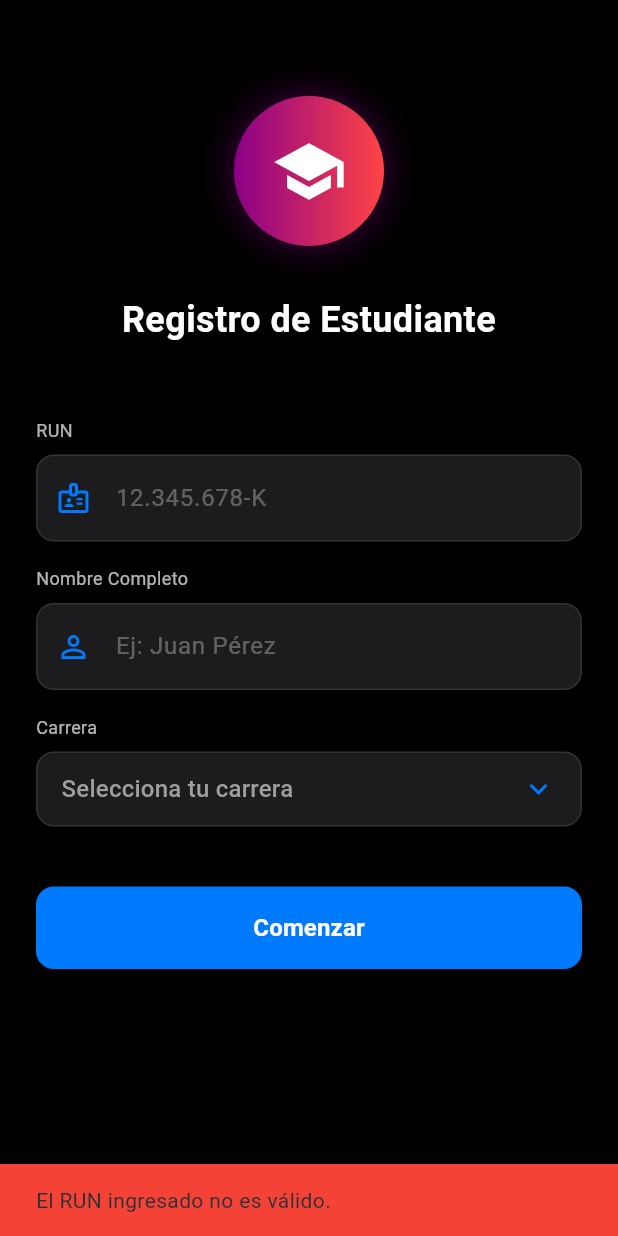
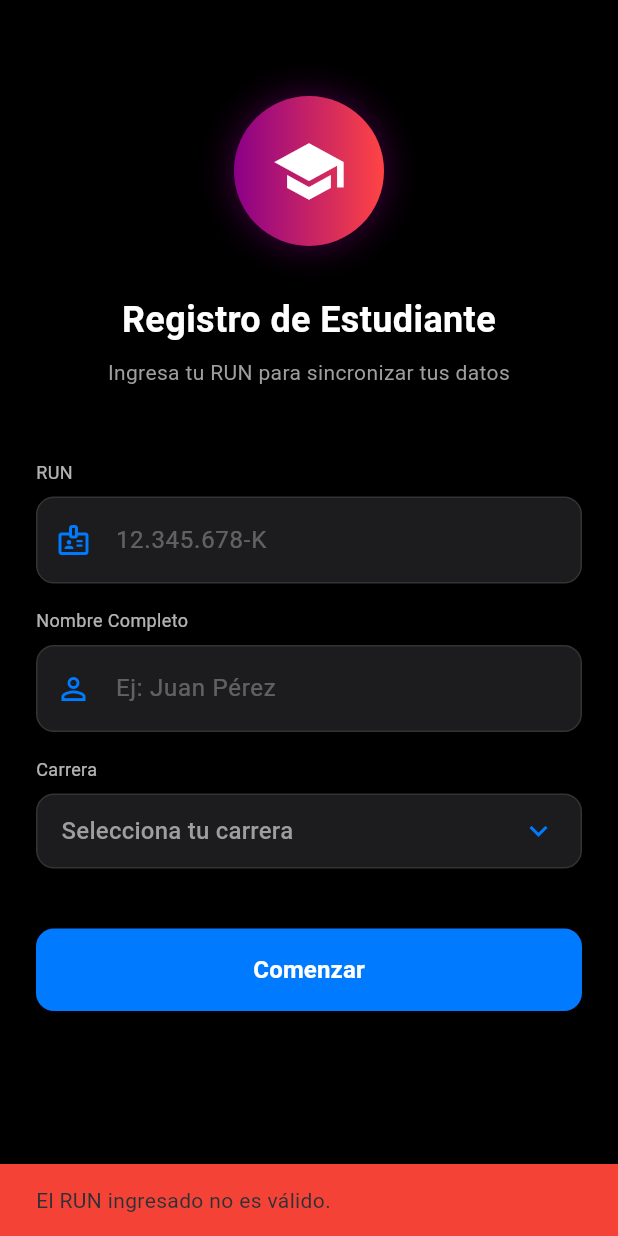
Before and after one commit to jarayaa/sistema-gestion-academica, a Flutter app: the screen it shows after launch, after a tap on "Comenzar", on a phone screen of 412 x 824 dp. Run offline on Flutter 3.47's test engine with Material 3 defaults, Android fonts, the light colour scheme and no system bars; our stand-ins replace firebase_auth, firebase_core, firebase_database, package_info_plus, shared_preferences; missing offline and left inert: firebase_app_check; accounts and stored records are empty; network calls fail.

Commit message:
commit	"modified:   android/app/build.gradle.kts" commit	"modified:   lib/main.dart" commit	"modified:   lib/screens/seleccion_carrera_screen.dart" commit	"modified:   lib/screens/splash_screen.dart"" commit	"new file:   lib/services/realtime_db_service.dart" commit	"modified:   pubspec.lock"" commit	"modified:   pubspec.yaml"

```diff
--- a/lib/main.dart
+++ b/lib/main.dart
@@ -10,9 +10,26 @@ import 'services/github_api_service.dart';
 import 'screens/seleccion_carrera_screen.dart';
 import 'screens/splash_screen.dart';
 
+// Firebase Core y App Check
+import 'package:firebase_core/firebase_core.dart';
+import 'package:firebase_app_check/firebase_app_check.dart';
+
 void main() async {
   WidgetsFlutterBinding.ensureInitialized();
+
+  // Bloquear orientación vertical
   await SystemChrome.setPreferredOrientations([DeviceOrientation.portraitUp]);
+
+  // 1. Inicializar Firebase
+  await Firebase.initializeApp();
+
+  // 2. Activar App Check (Seguridad Nivel 3)
+  // Usamos AndroidProvider.debug para desarrollo.
+  // Para producción, cambiar a AndroidProvider.playIntegrity
+  await FirebaseAppCheck.instance.activate(
+    androidProvider: AndroidProvider.debug,
+  );
+
   runApp(const GestionAcademicaApp());
 }
 
@@ -22,7 +39,7 @@ class GestionAcademicaApp extends StatelessWidget {
   @override
   Widget build(BuildContext context) {
     return MaterialApp(
-      title: 'Sistema de Gestión Académica', // 1. Nombre corregido
+      title: 'Sistema de Gestión Académica',
       debugShowCheckedModeBanner: false,
       themeMode: ThemeMode.dark,
       darkTheme: ThemeData(
@@ -199,7 +216,7 @@ class _HomePageState extends State<HomePage> {
     try {
       final authService = await AuthService.init();
 
-      // 2. Validación de persistencia: Si no hay usuario, volver al inicio
+      // Validación de persistencia: Si no hay usuario, volver al inicio
       if (!authService.isUsuarioRegistrado()) {
         if(mounted) Navigator.of(context).pushReplacementNamed('/seleccion-carrera');
         return;
@@ -282,7 +299,7 @@ class _HomePageState extends State<HomePage> {
     }
   }
 
-  // 3. Botón y lógica para borrar todo
+  // Botón y lógica para borrar todo
   Future<void> _borrarTodoYSalir() async {
     final confirm = await showDialog<bool>(
       context: context,
@@ -308,7 +325,7 @@ class _HomePageState extends State<HomePage> {
 
     if (confirm == true) {
       final authService = await AuthService.init();
-      await authService.borrarTodo(); // Asegúrate de haber implementado esto en AuthService
+      await authService.borrarTodo();
 
       if (mounted) {
         // Redirigir y limpiar el historial de navegación
@@ -664,7 +681,6 @@ class _AsignaturasPageState extends State<AsignaturasPage> {
   }
 
   Widget _buildAsignaturaCard(BuildContext context, Asignatura asignatura, double? promedio) {
-    // Definimos colores y textos directamente basados en el promedio
     final Color badgeBgColor = promedio == null
         ? const Color(0xFF3A3A3C)
         : (promedio >= 3.95 ? const Color(0xFF34C759).withValues(alpha: 0.2) : const Color(0xFFFF3B30).withValues(alpha: 0.2));
@@ -701,7 +717,7 @@ class _AsignaturasPageState extends State<AsignaturasPage> {
                   ),
                   child: Center(
                     child: Text(
-                      asignatura.codigo.split(RegExp(r'\d')).first, // Solo letras del código
+                      asignatura.codigo.split(RegExp(r'\d')).first,
                       style: const TextStyle(
                         color: Color(0xFF007AFF),
                         fontWeight: FontWeight.bold,
@@ -802,7 +818,7 @@ class _CalculadoraPageState extends State<CalculadoraPage> {
   void _inicializarControladores() {
     _notasControllers.clear();
     _porcentajesControllers.clear();
-    for (int i = 0; i < 10; i++) { // Max 10 notas
+    for (int i = 0; i < 10; i++) {
       _notasControllers.add(TextEditingController());
       _porcentajesControllers.add(TextEditingController());
     }
--- a/lib/screens/seleccion_carrera_screen.dart
+++ b/lib/screens/seleccion_carrera_screen.dart
@@ -1,6 +1,7 @@
 import 'package:flutter/material.dart';
 import '../services/github_api_service.dart';
 import '../services/auth_service.dart';
+import '../services/realtime_db_service.dart';
 import '../utils/rut_validator.dart';
 
 class SeleccionCarreraScreen extends StatefulWidget {
@@ -11,14 +12,19 @@ class SeleccionCarreraScreen extends StatefulWidget {
 }
 
 class _SeleccionCarreraScreenState extends State<SeleccionCarreraScreen> {
+  // Servicios
   final GitHubApiService _apiService = GitHubApiService();
+  final RealtimeDBService _dbService = RealtimeDBService();
+
+  // Controladores
   final TextEditingController _runController = TextEditingController();
   final TextEditingController _nombreController = TextEditingController();
 
+  // Estado
   List<Map<String, dynamic>> _carreras = [];
   String? _carreraSeleccionada;
   bool _cargando = true;
-  String? _carreraPreviaId;
+  String? _carreraPreviaId; // Para resaltar la carrera si el usuario ya existe
 
   @override
   void initState() {
@@ -26,6 +32,7 @@ class _SeleccionCarreraScreenState extends State<SeleccionCarreraScreen> {
     _cargarCarreras();
   }
 
+  /// Carga la lista de carreras desde el JSON en GitHub
   Future<void> _cargarCarreras() async {
     setState(() => _cargando = true);
     try {
@@ -38,9 +45,7 @@ class _SeleccionCarreraScreenState extends State<SeleccionCarreraScreen> {
       }
     } catch (e) {
       if (mounted) {
-        setState(() {
-          _cargando = false;
-        });
+        setState(() => _cargando = false);
         ScaffoldMessenger.of(context).showSnackBar(
           SnackBar(content: Text('Error al cargar carreras: $e')),
         );
@@ -48,17 +53,20 @@ class _SeleccionCarreraScreenState extends State<SeleccionCarreraScreen> {
     }
   }
 
+  /// Detecta cambios en el RUT para buscar en Firebase Realtime Database
   Future<void> _onRutChanged(String val) async {
-    if (val.length < 8) return;
+    if (val.length < 8) return; // Optimización básica para no consultar con textos muy cortos
 
     if (RutValidator.esValido(val)) {
-      final estudiante = await _apiService.buscarEstudiantePorRut(val);
+      // Consultamos a Firebase
+      final estudiante = await _dbService.obtenerEstudiante(val);
 
       if (estudiante != null && mounted) {
         setState(() {
-          _nombreController.text = estudiante['nombre'];
+          _nombreController.text = estudiante['nombre'] ?? '';
           _carreraPreviaId = estudiante['carrera_id'];
 
+          // Si la carrera del estudiante está en la lista actual, la seleccionamos automáticamente
           if (_carreras.any((c) => c['id'] == _carreraPreviaId)) {
             _carreraSeleccionada = _carreraPreviaId;
           }
@@ -66,8 +74,8 @@ class _SeleccionCarreraScreenState extends State<SeleccionCarreraScreen> {
 
         ScaffoldMessenger.of(context).showSnackBar(
           const SnackBar(
-            content: Text('¡Bienvenido de nuevo! Datos encontrados.'),
-            backgroundColor: Color(0xFF34C759),
+            content: Text('¡Bienvenido de nuevo! Datos recuperados de la nube.'),
+            backgroundColor: Color(0xFF34C759), // Verde iOS
             duration: Duration(seconds: 2),
           ),
         );
@@ -75,9 +83,11 @@ class _SeleccionCarreraScreenState extends State<SeleccionCarreraScreen> {
     }
   }
 
+  /// Registra al usuario localmente y en Firebase
   Future<void> _registrarUsuario() async {
     final rut = _runController.text;
 
+    // 1. Validar RUT
     if (!RutValidator.esValido(rut)) {
       ScaffoldMessenger.of(context).showSnackBar(
         const SnackBar(
@@ -88,21 +98,34 @@ class _SeleccionCarreraScreenState extends State<SeleccionCarreraScreen> {
       return;
     }
 
+    // 2. Validar campos vacíos
     if (_nombreController.text.isEmpty || _carreraSeleccionada == null) {
       ScaffoldMessenger.of(context).showSnackBar(
-        const SnackBar(content: Text('Complete todos los campos'), backgroundColor: Colors.red),
+        const SnackBar(
+          content: Text('Por favor, complete todos los campos'),
+          backgroundColor: Colors.red
+        ),
       );
       return;
     }
 
+    // 3. Guardar sesión local (para persistencia offline en el dispositivo)
     final authService = await AuthService.init();
-    final exito = await authService.registrarUsuario(
+    final exitoLocal = await authService.registrarUsuario(
       run: rut,
       nombre: _nombreController.text,
       carreraId: _carreraSeleccionada!,
     );
 
-    if (exito && mounted) {
+    // 4. Guardar/Actualizar en Firebase Realtime Database
+    // Esto asegura que si el usuario es nuevo, se cree en la nube.
+    await _dbService.guardarEstudiante(
+      run: rut,
+      nombre: _nombreController.text,
+      carreraId: _carreraSeleccionada!,
+    );
+
+    if (exitoLocal && mounted) {
       Navigator.of(context).pushReplacementNamed('/home');
     }
   }
@@ -120,6 +143,8 @@ class _SeleccionCarreraScreenState extends State<SeleccionCarreraScreen> {
                   crossAxisAlignment: CrossAxisAlignment.stretch,
                   children: [
                     const SizedBox(height: 40),
+
+                    // Logo Header
                     Center(
                       child: Container(
                         width: 100, height: 100,
@@ -135,14 +160,22 @@ class _SeleccionCarreraScreenState extends State<SeleccionCarreraScreen> {
                         child: const Icon(Icons.school, size: 50, color: Colors.white),
                       ),
                     ),
+
                     const SizedBox(height: 32),
                     const Text(
                       'Registro de Estudiante',
                       textAlign: TextAlign.center,
                       style: TextStyle(fontSize: 24, fontWeight: FontWeight.bold, color: Colors.white),
                     ),
+                    const SizedBox(height: 8),
+                    const Text(
+                      'Ingresa tu RUN para sincronizar tus datos',
+                      textAlign: TextAlign.center,
+                      style: TextStyle(fontSize: 14, color: Colors.grey),
+                    ),
                     const SizedBox(height: 48),
 
+                    // Input RUN
                     Column(
                       crossAxisAlignment: CrossAxisAlignment.start,
                       children: [
@@ -157,7 +190,7 @@ class _SeleccionCarreraScreenState extends State<SeleccionCarreraScreen> {
                           child: TextField(
                             controller: _runController,
                             onChanged: _onRutChanged,
-                            inputFormatters: [RutInputFormatter()],
+                            inputFormatters: [RutInputFormatter()], // Formatea automáticamente
                             style: const TextStyle(color: Colors.white),
                             decoration: const InputDecoration(
                               hintText: '12.345.678-K',
@@ -173,6 +206,7 @@ class _SeleccionCarreraScreenState extends State<SeleccionCarreraScreen> {
 
                     const SizedBox(height: 16),
 
+                    // Input Nombre
                     _buildTextField(
                       controller: _nombreController,
                       label: 'Nombre Completo',
@@ -182,6 +216,7 @@ class _SeleccionCarreraScreenState extends State<SeleccionCarreraScreen> {
 
                     const SizedBox(height: 16),
 
+                    // Dropdown Carreras
                     const Text("Carrera", style: TextStyle(color: Colors.white70, fontSize: 12)),
                     const SizedBox(height: 8),
                     Container(
@@ -199,6 +234,7 @@ class _SeleccionCarreraScreenState extends State<SeleccionCarreraScreen> {
                           isExpanded: true,
                           icon: const Icon(Icons.keyboard_arrow_down, color: Color(0xFF007AFF)),
                           items: _carreras.map((carrera) {
+                            // Resaltamos en verde si es la carrera recuperada de la BD
                             final esPrevia = carrera['id'] == _carreraPreviaId;
                             return DropdownMenuItem<String>(
                               value: carrera['id'],
--- a/lib/screens/splash_screen.dart
+++ b/lib/screens/splash_screen.dart
@@ -1,7 +1,9 @@
 import 'package:flutter/material.dart';
 import 'dart:async';
+import 'package:package_info_plus/package_info_plus.dart';
+import 'package:firebase_auth/firebase_auth.dart'; // Importación necesaria
+
 import '../services/auth_service.dart';
-import 'package:package_info_plus/package_info_plus.dart';
 
 class SplashScreen extends StatefulWidget {
   const SplashScreen({super.key});
@@ -28,8 +30,24 @@ class _SplashScreenState extends State<SplashScreen> with SingleTickerProviderSt
     } catch (_) {}
   }
 
+  /// Método para autenticación anónima en Firebase
+  Future<void> _iniciarSesionSilenciosa() async {
+    try {
+      final user = FirebaseAuth.instance.currentUser;
+      if (user == null) {
+        // Esto crea un token seguro invisible para el usuario
+        final userCredential = await FirebaseAuth.instance.signInAnonymously();
+        debugPrint("🔐 Sesión segura iniciada: ${userCredential.user?.uid}");
+      } else {
+        debugPrint("🔐 Usuario ya autenticado: ${user.uid}");
+      }
+    } catch (e) {
+      debugPrint("❌ Error en autenticación anónima: $e");
+    }
+  }
+
   void _iniciarCarga() {
-    // Simular carga de 1.5 segundos
+    // Simular carga de 1.5 segundos (barra de progreso visual)
     const totalDuration = Duration(milliseconds: 1500);
     const steps = 50;
     final stepDuration = Duration(milliseconds: totalDuration.inMilliseconds ~/ steps);
@@ -52,6 +70,10 @@ class _SplashScreenState extends State<SplashScreen> with SingleTickerProviderSt
   }
 
   Future<void> _navegarSiguientePantalla() async {
+    // 1. Aseguramos que tenemos sesión en Firebase antes de cambiar de pantalla
+    await _iniciarSesionSilenciosa();
+
+    // 2. Verificamos el estado local del registro
     final authService = await AuthService.init();
     if (!mounted) return;
 
@@ -89,7 +111,7 @@ class _SplashScreenState extends State<SplashScreen> with SingleTickerProviderSt
                 ),
                 child: Center(
                   child: Image.asset(
-                    'assets/icon/app_icon.png', // Asegúrate de tener el icono aquí
+                    'assets/icon/app_icon.png',
                     width: 100,
                     height: 100,
                     errorBuilder: (_,__,___) => const Icon(Icons.school, size: 80, color: Colors.white),
@@ -117,7 +139,7 @@ class _SplashScreenState extends State<SplashScreen> with SingleTickerProviderSt
                         fontSize: 22,
                         fontWeight: FontWeight.bold,
                         color: Colors.white,
-                        fontFamily: 'Roboto', // O la fuente que uses
+                        fontFamily: 'Roboto',
                       ),
                     ),
                     Text(
@@ -145,7 +167,10 @@ class _SplashScreenState extends State<SplashScreen> with SingleTickerProviderSt
                 padding: const EdgeInsets.symmetric(horizontal: 16, vertical: 6),
                 decoration: BoxDecoration(
                   gradient: LinearGradient(
-                    colors: [const Color(0xFF8B0088).withValues(alpha: 0.5), const Color(0xFFFF4444).withValues(alpha: 0.5)],
+                    colors: [
+                      const Color(0xFF8B0088).withValues(alpha: 0.5),
+                      const Color(0xFFFF4444).withValues(alpha: 0.5)
+                    ],
                   ),
                   borderRadius: BorderRadius.circular(20),
                 ),
--- /dev/null
+++ b/lib/services/realtime_db_service.dart
@@ -0,0 +1,63 @@
+import 'package:firebase_database/firebase_database.dart';
+import 'package:flutter/foundation.dart';
+
+class RealtimeDBService {
+  // Instancia de Realtime Database
+  final DatabaseReference _dbRef = FirebaseDatabase.instance.ref();
+
+  // Nodo principal donde se guardarán los alumnos
+  static const String _nodeEstudiantes = 'estudiantes';
+
+  /// Busca un estudiante por su RUN.
+  Future<Map<String, dynamic>?> obtenerEstudiante(String run) async {
+    try {
+      final key = _limpiarRut(run);
+      // Leemos el nodo específico del estudiante una sola vez
+      final snapshot = await _dbRef.child('$_nodeEstudiantes/$key').get();
+
+      if (snapshot.exists) {
+        debugPrint('✅ Estudiante encontrado en Realtime DB: $run');
+        // Convertimos el objeto genérico a Map
+        return Map<String, dynamic>.from(snapshot.value as Map);
+      } else {
+        debugPrint('⚠️ Estudiante nuevo: $run');
+        return null;
+      }
+    } catch (e) {
+      debugPrint('❌ Error al leer Realtime DB: $e');
+      return null;
+    }
+  }
+
+  /// Guarda o actualiza un estudiante
+  Future<bool> guardarEstudiante({
+    required String run,
+    required String nombre,
+    required String carreraId,
+  }) async {
+    try {
+      final key = _limpiarRut(run);
+
+      final datos = {
+        'run': run,
+        'nombre': nombre,
+        'carrera_id': carreraId,
+        'ultima_actualizacion': ServerValue.timestamp, // Marca de tiempo del servidor
+      };
+
+      // Guardamos en la ruta estudiantes/RUN_LIMPIO
+      await _dbRef.child('$_nodeEstudiantes/$key').update(datos);
+
+      debugPrint('💾 Datos sincronizados en Realtime DB para $run');
+      return true;
+    } catch (e) {
+      debugPrint('❌ Error al escribir en Realtime DB: $e');
+      return false;
+    }
+  }
+
+  // Utilidad para limpiar el RUT y usarlo como Key (RTDB no permite ciertos caracteres como keys)
+  String _limpiarRut(String run) {
+    return run.replaceAll(RegExp(r'[^0-9kK]'), '').toUpperCase();
+  }
+}
--- a/pubspec.yaml
+++ b/pubspec.yaml
@@ -37,6 +37,12 @@ dependencies:
   printing: ^5.11.1
   path_provider: ^2.1.1
 
+  #Base de Datos en Tiempo Real Firebase
+  firebase_core: ^2.24.2
+  firebase_database: ^10.4.0
+  firebase_auth: ^4.14.0
+  firebase_app_check: ^0.2.1+1
+
 dev_dependencies:
   flutter_test:
     sdk: flutter
```
Also changed, not shown: pubspec.lock, 1 other file.
